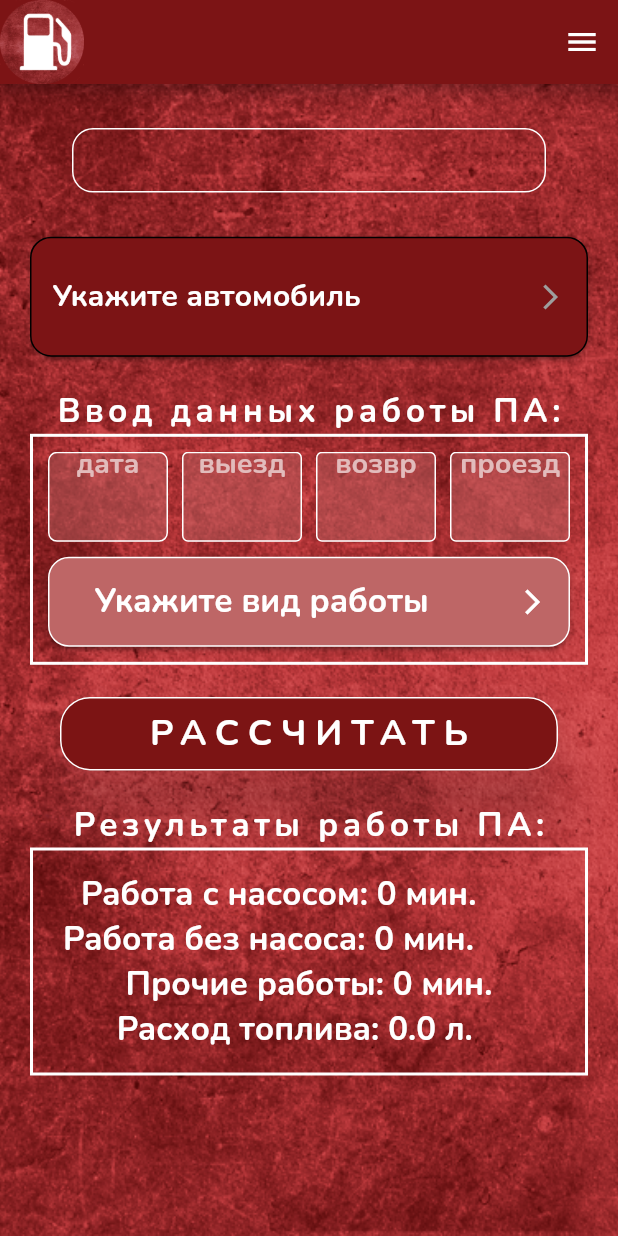
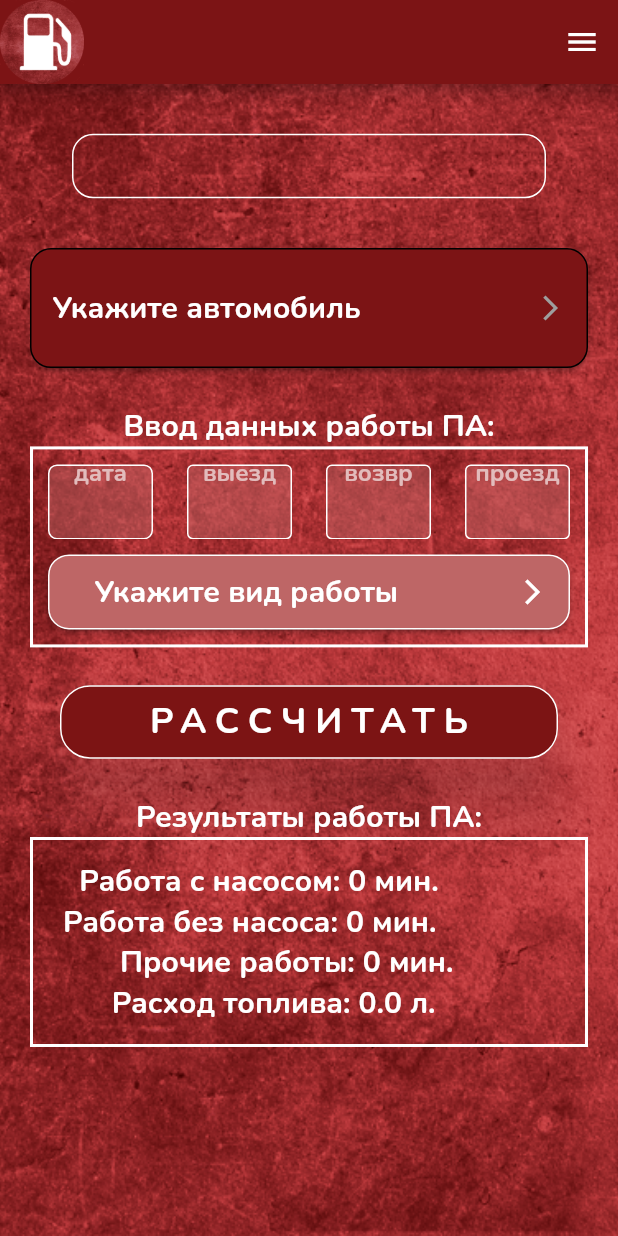
Before and after one commit to Odioz/raschet_gsm, a Flutter app: the RaschetOkno screen opened by its route, on a phone screen of 412 x 824 dp. Run offline on Flutter 3.47's test engine with Material 2 defaults, Android fonts, the phone set to English and light mode, and no system bars; drawn by our look-alikes of dropdown_button2; our stand-ins replace animated_text_kit, mask_text_input_formatter, rflutter_alert, shared_preferences, sqflite; accounts and stored records are empty.

Commit message:
commit 1

```diff
--- a/lib/raschetokno.dart
+++ b/lib/raschetokno.dart
@@ -200,8 +200,8 @@ class _RaschetOknoState extends State<RaschetOkno> {
                   style: TextStyle(
                       color: const Color.fromRGBO(255, 255, 255, 1),
                       fontWeight: FontWeight.bold,
-                      letterSpacing: 3,
-                      fontSize: 22 / globals.txScFact)),
+                     // letterSpacing: 3,
+                      fontSize: 20 / globals.txScFact)),
               Container(
                 width: MediaQuery.of(context).size.width - 40,
                 padding: const EdgeInsets.all(10),
@@ -218,11 +218,11 @@ class _RaschetOknoState extends State<RaschetOkno> {
                                 top: -5,
                                 child: Text('дата',
                                     style: TextStyle(
-                                        fontSize: 19 / globals.txScFact,
+                                        fontSize: 16 / globals.txScFact,
                                         color: Colors.white))),
                             SizedBox(
-                                width: 80,
-                                height: 60,
+                                width: 70,
+                                height: 50,
                                 child: TextButton(
                                   style: ButtonStyle(
                                       shape: MaterialStatePropertyAll(
@@ -251,7 +251,7 @@ class _RaschetOknoState extends State<RaschetOkno> {
                                   child: Text(tekData,
                                       style: TextStyle(
                                           color: Colors.white,
-                                          fontSize: 22 / globals.txScFact)),
+                                          fontSize: 19 / globals.txScFact)),
                                 )),
                           ]),
                       const Spacer(),
@@ -263,11 +263,11 @@ class _RaschetOknoState extends State<RaschetOkno> {
                                 top: -5,
                                 child: Text('выезд',
                                     style: TextStyle(
-                                        fontSize: 19 / globals.txScFact,
+                                        fontSize: 16 / globals.txScFact,
                                         color: Colors.white))),
                             SizedBox(
-                              width: 80,
-                              height: 60,
+                              width: 70,
+                              height: 50,
                               child: TextField(
                                 controller: inputData2,
                                 inputFormatters: [maskCifr],
@@ -292,7 +292,7 @@ class _RaschetOknoState extends State<RaschetOkno> {
                                 },
                                 cursorColor: Colors.white,
                                 style: TextStyle(
-                                    fontSize: 22 / globals.txScFact,
+                                    fontSize: 19 / globals.txScFact,
                                     color: Colors.white),
                                 decoration: const InputDecoration(
                                   fillColor: Color(0x70BE6666),
@@ -316,11 +316,11 @@ class _RaschetOknoState extends State<RaschetOkno> {
                                 top: -5,
                                 child: Text('возвр',
                                     style: TextStyle(
-                                        fontSize: 19 / globals.txScFact,
+                                        fontSize: 16 / globals.txScFact,
                                         color: Colors.white))),
                             SizedBox(
-                              width: 80,
-                              height: 60,
+                              width: 70,
+                              height: 50,
                               child: TextField(
                                 controller: inputData3,
                                 inputFormatters: [maskCifr],
@@ -344,7 +344,7 @@ class _RaschetOknoState extends State<RaschetOkno> {
                                 },
                                 cursorColor: Colors.white,
                                 style: TextStyle(
-                                    fontSize: 22 / globals.txScFact,
+                                    fontSize: 19 / globals.txScFact,
                                     color: Colors.white),
                                 decoration: const InputDecoration(
                                     fillColor: Color(0x70BE6666),
@@ -367,11 +367,11 @@ class _RaschetOknoState extends State<RaschetOkno> {
                                 top: -5,
                                 child: Text('проезд',
                                     style: TextStyle(
-                                        fontSize: 19 / globals.txScFact,
+                                        fontSize: 16 / globals.txScFact,
                                         color: Colors.white))),
                             SizedBox(
-                              width: 80,
-                              height: 60,
+                              width: 70,
+                              height: 50,
                               child: TextField(
                                 controller: inputData4,
                                 focusNode: dataFocus3,
@@ -384,7 +384,7 @@ class _RaschetOknoState extends State<RaschetOkno> {
                                 },
                                 cursorColor: Colors.white,
                                 style: TextStyle(
-                                    fontSize: 22 / globals.txScFact,
+                                    fontSize: 19 / globals.txScFact,
                                     color: Colors.white),
                                 decoration: const InputDecoration(
                                     fillColor: Color(0x70BE6666),
@@ -408,7 +408,7 @@ class _RaschetOknoState extends State<RaschetOkno> {
                           hint: Text(
                             'Укажите вид работы',
                             style: TextStyle(
-                              fontSize: 22 / globals.txScFact,
+                              fontSize: 20 / globals.txScFact,
                               color: Colors.white,
                             ),
                             overflow: TextOverflow.ellipsis,
@@ -419,7 +419,7 @@ class _RaschetOknoState extends State<RaschetOkno> {
                                     child: Text(
                                       item2,
                                       style: TextStyle(
-                                        fontSize: 22 / globals.txScFact,
+                                        fontSize: 20 / globals.txScFact,
                                         color: Colors.white,
                                       ),
                                     ),
@@ -467,7 +467,7 @@ class _RaschetOknoState extends State<RaschetOkno> {
                             ),
                           ),
                           menuItemStyleData: const MenuItemStyleData(
-                            height: 60,
+                            height: 50,
                           ),
                         ),
                       ),
@@ -513,8 +513,8 @@ class _RaschetOknoState extends State<RaschetOkno> {
                   style: TextStyle(
                       color: const Color.fromRGBO(255, 255, 255, 1),
                       fontWeight: FontWeight.bold,
-                      letterSpacing: 3,
-                      fontSize: 22 / globals.txScFact)),
+                      //letterSpacing: 3,
+                      fontSize: 20 / globals.txScFact)),
               Container(
                   width: MediaQuery.of(context).size.width - 40,
                   padding: const EdgeInsets.all(10),
@@ -532,7 +532,7 @@ class _RaschetOknoState extends State<RaschetOkno> {
                                 style: TextStyle(
                                     color:
                                         const Color.fromRGBO(255, 255, 255, 1),
-                                    fontSize: 22 / globals.txScFact)),
+                                    fontSize: 20 / globals.txScFact)),
                             Text(' ${globals.sNasosVrema} мин.',
                                 textAlign: TextAlign.left,
                                 style: TextStyle(
@@ -540,7 +540,7 @@ class _RaschetOknoState extends State<RaschetOkno> {
                                     color:
                                         const Color.fromRGBO(255, 255, 255, 1),
                                     //letterSpacing: 1,
-                                    fontSize: 22 / globals.txScFact)),
+                                    fontSize: 20 / globals.txScFact)),
                           ],
                         ),
                         Row(
@@ -550,7 +550,7 @@ class _RaschetOknoState extends State<RaschetOkno> {
                                 style: TextStyle(
                                     color:
                                         const Color.fromRGBO(255, 255, 255, 1),
-                                    fontSize: 22 / globals.txScFact)),
+                                    fontSize: 20 / globals.txScFact)),
                             Text(' ${globals.bNasosVrema} мин.',
                                 textAlign: TextAlign.left,
                                 style: TextStyle(
@@ -558,7 +558,7 @@ class _RaschetOknoState extends State<RaschetOkno> {
                                     color:
                                         const Color.fromRGBO(255, 255, 255, 1),
                                     //letterSpacing: 1,
-                                    fontSize: 22 / globals.txScFact)),
+                                    fontSize: 20 / globals.txScFact)),
                           ],
                         ),
                         Row(
@@ -568,7 +568,7 @@ class _RaschetOknoState extends State<RaschetOkno> {
                                 style: TextStyle(
                                     color:
                                         const Color.fromRGBO(255, 255, 255, 1),
-                                    fontSize: 22 / globals.txScFact)),
+                                    fontSize: 20 / globals.txScFact)),
                             Text(' ${globals.procheVrema} мин.',
                                 textAlign: TextAlign.left,
                                 style: TextStyle(
@@ -576,7 +576,7 @@ class _RaschetOknoState extends State<RaschetOkno> {
                                     fontWeight: FontWeight.bold,
                                     color:
                                         const Color.fromRGBO(255, 255, 255, 1),
-                                    fontSize: 22 / globals.txScFact))
+                                    fontSize: 20 / globals.txScFact))
                           ],
                         ),
                         Row(
@@ -586,7 +586,7 @@ class _RaschetOknoState extends State<RaschetOkno> {
                                 style: TextStyle(
                                     color:
                                         const Color.fromRGBO(255, 255, 255, 1),
-                                    fontSize: 22 / globals.txScFact)),
+                                    fontSize: 20 / globals.txScFact)),
                             Text(' ${globals.rasXod} л.',
                                 textAlign: TextAlign.right,
                                 style: TextStyle(
@@ -594,7 +594,7 @@ class _RaschetOknoState extends State<RaschetOkno> {
                                     color:
                                         const Color.fromRGBO(255, 255, 255, 1),
                                     //letterSpacing: 1,
-                                    fontSize: 22 / globals.txScFact)),
+                                    fontSize: 20 / globals.txScFact)),
                           ],
                         ),
                       ],
```
